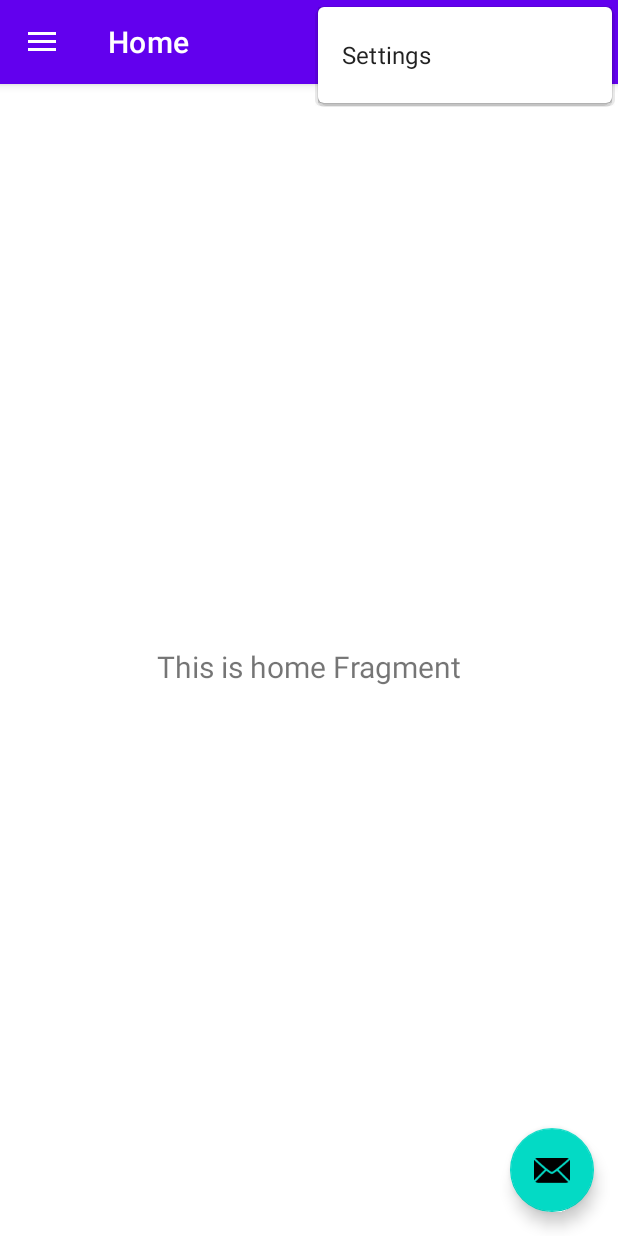
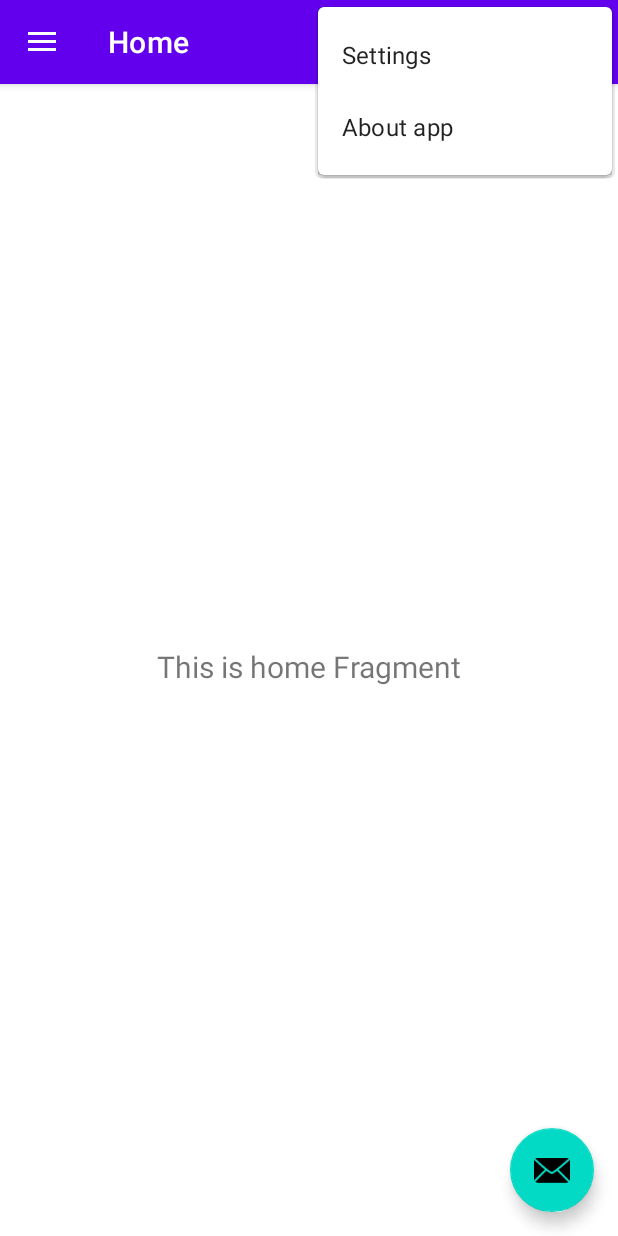
Before and after one commit to JusicP/oop_lab_3, an Android app: the screen it shows after launch (MainActivity), with the options menu open, on a phone screen of 412 x 824 dp. Run offline under Robolectric (Android 15) with nearby library versions, the phone set to English and light mode, and no system bars; our stand-ins replace navigation-ui.

Commit message:
Add "About app" action button to main window

```diff
--- a/app/src/main/res/menu/main.xml
+++ b/app/src/main/res/menu/main.xml
@@ -5,4 +5,6 @@
           android:title="@string/action_settings"
           android:orderInCategory="100"
           app:showAsAction="never"/>
+    <item android:title="@string/action_about" android:id="@+id/action_about" android:orderInCategory="200"
+          app:showAsAction="never"/>
 </menu>
--- a/app/src/main/res/values/strings.xml
+++ b/app/src/main/res/values/strings.xml
@@ -10,4 +10,8 @@
     <string name="menu_home">Home</string>
     <string name="menu_gallery">Gallery</string>
     <string name="menu_slideshow">Slideshow</string>
+
+    <!--New strings-->
+    <string name="add_weather">Add weather</string>
+    <string name="action_about">About app</string>
 </resources>
```
